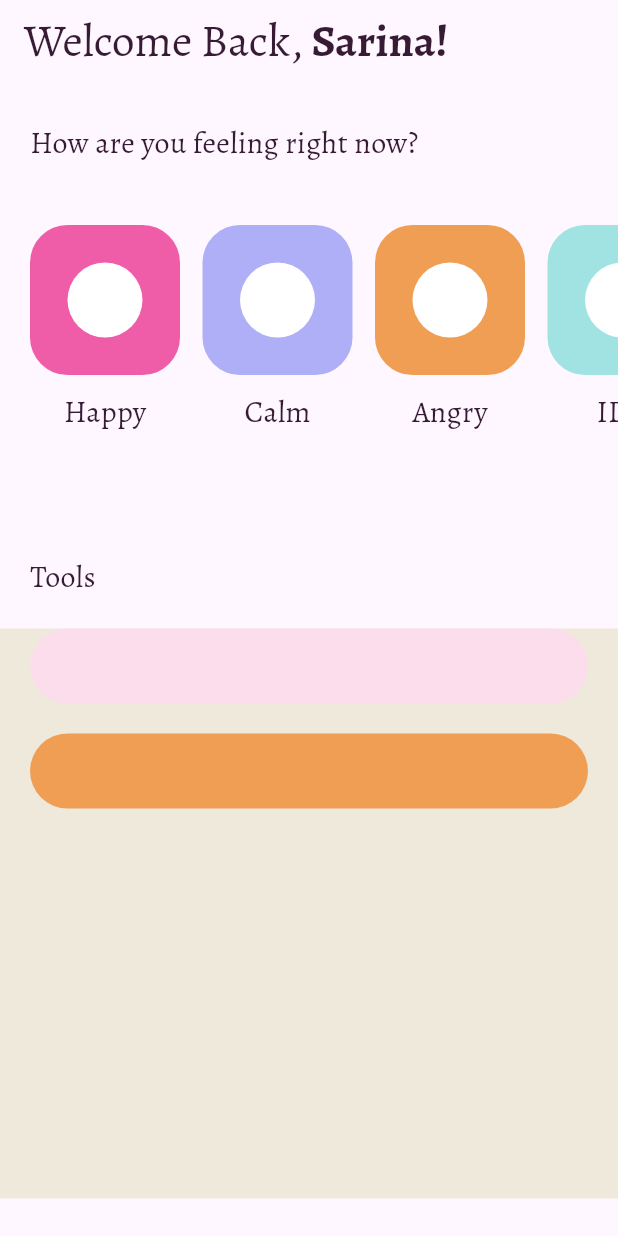
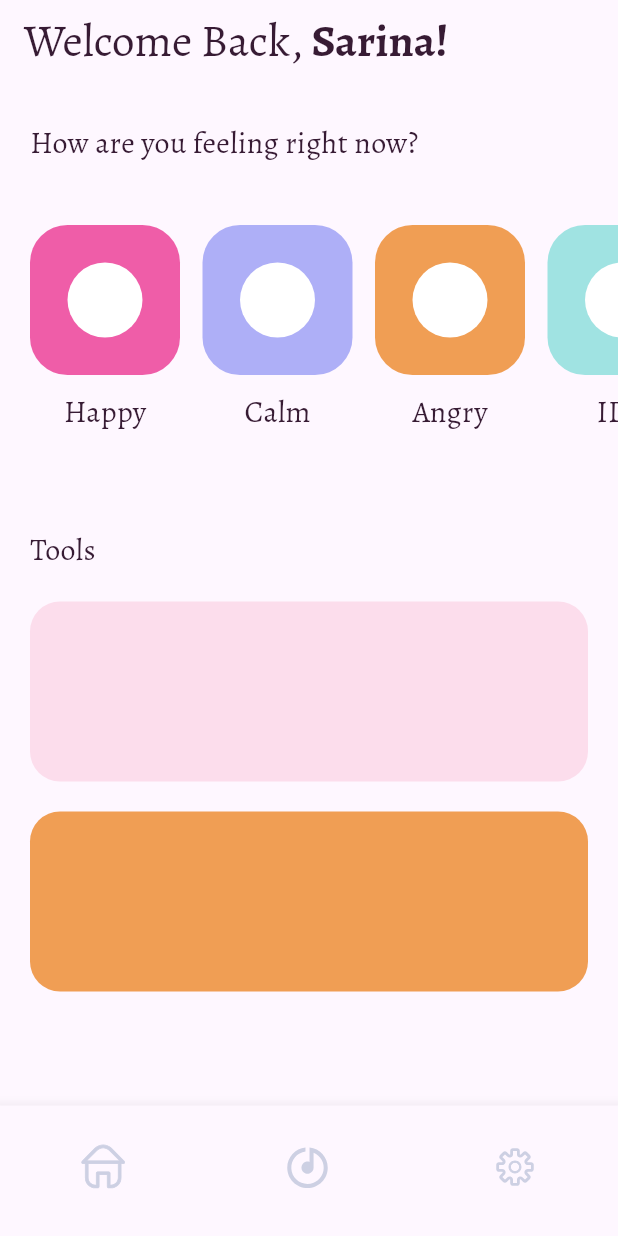
Before and after one commit to rohan-chidurala/Autismic, a Flutter app: the screen it shows after launch, on a phone screen of 412 x 824 dp. Run offline on Flutter 3.47's test engine with Material 3 defaults, Android fonts, the light colour scheme and no system bars; our stand-ins replace flutter_svg.

Commit message:
home updates

```diff
--- a/autismic/lib/main.dart
+++ b/autismic/lib/main.dart
@@ -14,8 +14,8 @@ class MyApp extends StatelessWidget {
   Widget build(BuildContext context) {
     return MaterialApp(
       debugShowCheckedModeBanner: false,
-      theme: ThemeData(fontFamily: 'Alegreya'),
-      home: HomePage()
+
+      home: DefaultTabController( length: 3, child: HomePage())
     );
   }
 }
--- a/autismic/lib/pages/home.dart
+++ b/autismic/lib/pages/home.dart
@@ -7,6 +7,7 @@ import 'package:flutter/widgets.dart';
 import 'package:flutter_svg/flutter_svg.dart';
 
 class HomePage extends StatelessWidget {
+  int selectedIndex = 0;
   HomePage({super.key});
 
   List<FeelingCheck> categories = [];
@@ -14,6 +15,7 @@ class HomePage extends StatelessWidget {
   void getCategories() {
     categories = FeelingCheck.getCategories();
   }
+
   void getTools() {
     tools = Tool.getTools();
   }
@@ -26,7 +28,7 @@ class HomePage extends StatelessWidget {
   Widget build(BuildContext context) {
     getCategories();
     getTools();
-    var appBar = AppBar(
+    var appBar = AppBar (
       title: RichText(
         text: const TextSpan(children: <TextSpan>[
           TextSpan(
@@ -84,7 +86,7 @@ class HomePage extends StatelessWidget {
               ),
             ),
             SizedBox(
-            height: 20,
+              height: 2,
             ),
             Padding(
               padding: const EdgeInsets.only(left: 20),
@@ -93,8 +95,7 @@ class HomePage extends StatelessWidget {
                 style: TextStyle(
                     fontFamily: 'Alegreya',
                     fontSize: 20,
-                color: Color(0xff371B34)
-              ),
+                    color: Color(0xff371B34)),
               ),
             ),
             SizedBox(
@@ -104,8 +105,8 @@ class HomePage extends StatelessWidget {
               mainAxisAlignment: MainAxisAlignment.center,
               children: [
                 Container(
-                color: Color.fromARGB(255, 238, 233, 219),
-                height: 380,
+
+                  height: 350,
                   width: double.infinity,
                   child: ListView.separated(
                     padding: EdgeInsets.only(left: 20, right: 20),
@@ -113,36 +114,44 @@ class HomePage extends StatelessWidget {
                     itemBuilder: (context, index) {
                       return Container(
                         width: 20,
-                    height: 50,
+                        height: 120,
                         decoration: BoxDecoration(
                             color: tools[index].boxColor,
-                      borderRadius: BorderRadius.circular(25)
-
-                    ),
-
-
+                            borderRadius: BorderRadius.circular(20)),
                       );
                     },
                     separatorBuilder: (context, index) {
                       return const SizedBox(height: 20);
                     },
                     itemCount: tools.length,
-
                   ),
-
                 )
-
               ],
             )
+          ],
+        ),
+        bottomNavigationBar:
 
+          BottomNavigationBar(
+            showUnselectedLabels: false,
+            showSelectedLabels: false,
+            items: [
+              BottomNavigationBarItem(
+                  icon: SvgPicture.asset('assets/icons/Home.svg'),
+                  label: 'Home'),
+              BottomNavigationBarItem(
+                  icon: SvgPicture.asset('assets/icons/Listen.svg'),
+                  label: 'Listen'),
+
+              BottomNavigationBarItem(
+                  icon: SvgPicture.asset('assets/icons/settings.svg'),
+                  label: 'Settings')
             ],
           ),
         );
   }
 
-  Widget? currentFeeling(context, index) => Column(
-                children:
-                [
+  Widget? currentFeeling(context, index) => Column(children: [
         Container(
           width: 100,
           height: 100,
@@ -155,8 +164,8 @@ class HomePage extends StatelessWidget {
               Container(
                 width: 50,
                 height: 50,
-                        decoration: BoxDecoration(
-                            color: Colors.white, shape: BoxShape.circle),
+                decoration:
+                    BoxDecoration(color: Colors.white, shape: BoxShape.circle),
                 child: Padding(
                   padding: const EdgeInsets.all(8),
                   //child: SvgPicture.asset(assetName),
@@ -165,21 +174,14 @@ class HomePage extends StatelessWidget {
             ],
           ),
         ),
-                SizedBox(height: 10,),
+        SizedBox(
+          height: 10,
+        ),
         Container(
-                  child:
-                    Text(
+            child: Text(
           categories[index].name,
           style: TextStyle(
-                          fontFamily: 'Alegreya',
-                          fontSize: 20,
-                          color: Color(0xff371B34)
-
-                        ),
-                      )
-                )
-                ]
-
-
-              );
+              fontFamily: 'Alegreya', fontSize: 20, color: Color(0xff371B34)),
+        ))
+      ]);
 }
--- a/autismic/pubspec.yaml
+++ b/autismic/pubspec.yaml
@@ -89,3 +89,6 @@ flutter:
   #
   # For details regarding fonts from package dependencies,
   # see https://flutter.dev/custom-fonts/#from-packages
+  assets:
+    - assets/
+    - assets/icons/
```
Also changed, not shown: autismic/assets/icons/Home.svg (added), autismic/assets/icons/Listen.svg (added), autismic/assets/icons/People.svg (added), autismic/assets/icons/settings.svg (added). Lines whose indentation alone changed are shown as unchanged.
